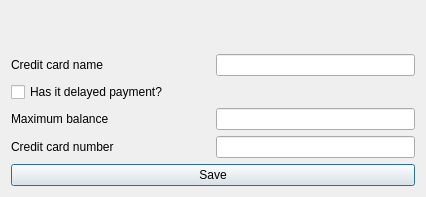
Above: ui/frmCreditCardsAdd.ui from turulomio/xulpymoney before the change. Below: the same form after it.
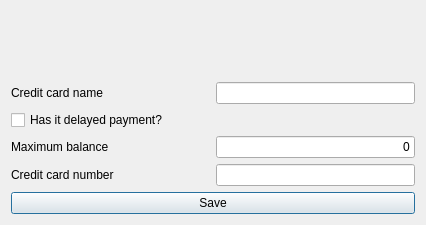
That is the form after the change. Icons and pictures are not drawn. Custom widgets are drawn as their Qt base class.

Commit message: Improved credit card ibm. Updated spanish translation

What changed in the file:
```diff
--- a/ui/frmCreditCardsAdd.ui
+++ b/ui/frmCreditCardsAdd.ui
@@ -10,7 +10,7 @@
     <x>0</x>
     <y>0</y>
     <width>426</width>
-    <height>197</height>
+    <height>225</height>
    </rect>
   </property>
   <property name="windowTitle">
@@ -92,6 +92,12 @@
            <verstretch>0</verstretch>
           </sizepolicy>
          </property>
+         <property name="text">
+          <string>0</string>
+         </property>
+         <property name="alignment">
+          <set>Qt::AlignRight|Qt::AlignTrailing|Qt::AlignVCenter</set>
+         </property>
         </widget>
        </item>
       </layout>
```
The commit also changes 3 other files.
